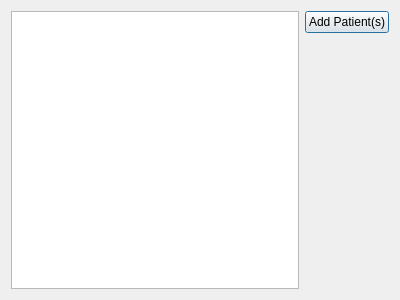
Before: the Qt Designer form src/patientlistdialog.ui in murrple-1/BedChaser, drawn with Qt 5.
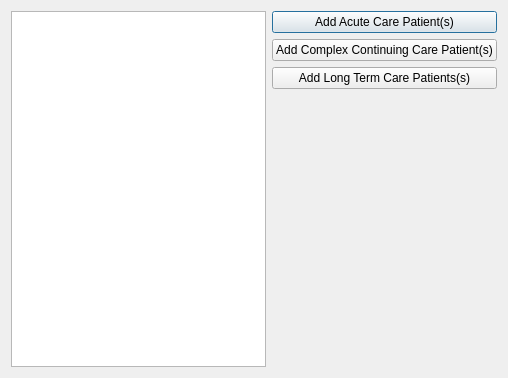
After: the same form once the commit is applied.

Commit message: Adding the Add Patients Dialog. Completing a first pass at feature complete-ness.

```diff
--- a/src/patientlistdialog.ui
+++ b/src/patientlistdialog.ui
@@ -6,8 +6,8 @@
    <rect>
     <x>0</x>
     <y>0</y>
-    <width>400</width>
-    <height>300</height>
+    <width>508</width>
+    <height>378</height>
    </rect>
   </property>
   <property name="windowTitle">
@@ -22,7 +22,21 @@
      <item>
       <widget class="QPushButton" name="addPatientsPushButton">
        <property name="text">
-        <string>Add Patient(s)</string>
+        <string>Add Acute Care Patient(s)</string>
+       </property>
+      </widget>
+     </item>
+     <item>
+      <widget class="QPushButton" name="addComplexContinuingCarePatientsPushButton">
+       <property name="text">
+        <string>Add Complex Continuing Care Patient(s)</string>
+       </property>
+      </widget>
+     </item>
+     <item>
+      <widget class="QPushButton" name="addLongTermCarePatientsPushButton">
+       <property name="text">
+        <string>Add Long Term Care Patients(s)</string>
        </property>
       </widget>
      </item>
```
Left out of the diff: 4 changed lines with no effect on the pictures. The commit also changes 9 other files.
